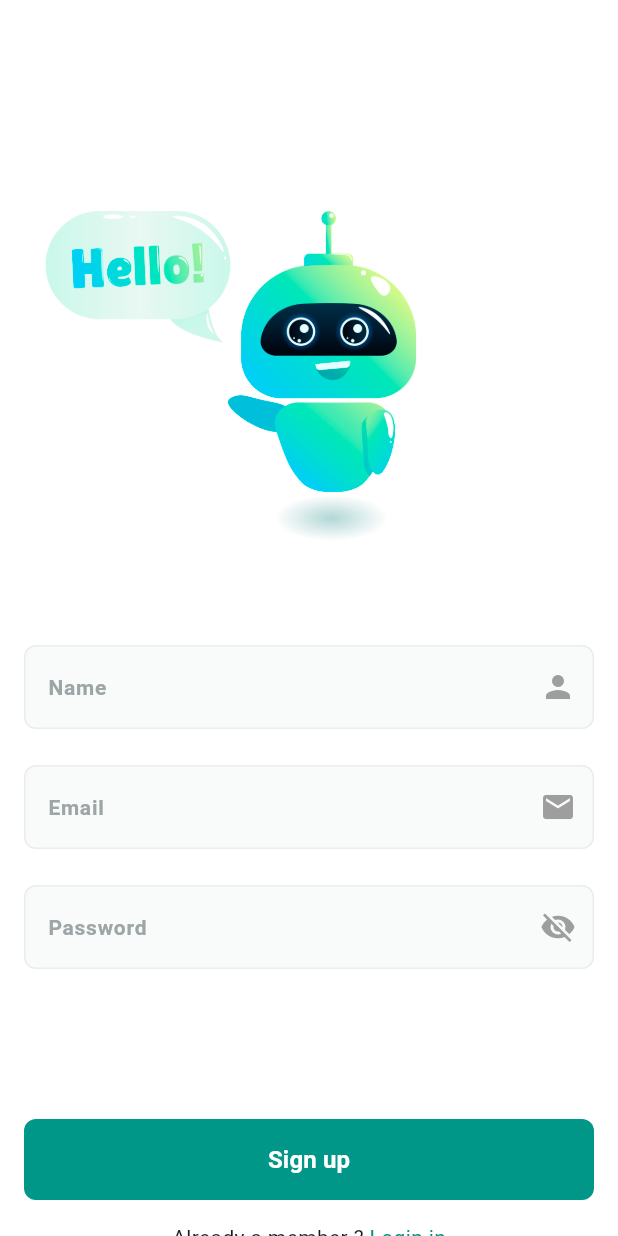
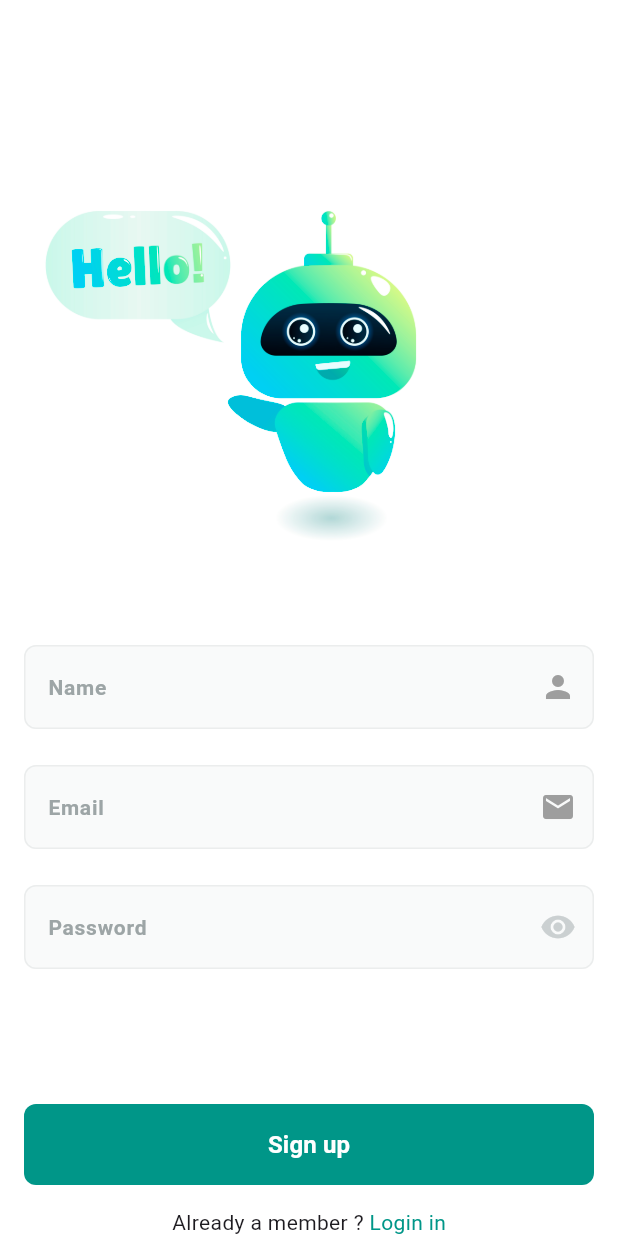
Before and after one commit to IbrahimMahmoudDev/chat_ai, a Flutter app: the SignupView screen opened by its route, on a phone screen of 412 x 824 dp. Run offline on Flutter 3.47's test engine with Material 3 defaults, Android fonts, the phone set to English and light mode, and no system bars; our stand-ins replace dartz, firebase_auth, firebase_core, flutter_bloc, shared_preferences; accounts and stored records are empty; Roboto replaces fonts that are missing (Cairo).

```diff
--- /dev/null
+++ b/lib/features/authiciation/presentation/views/widgets/custom_password_field.dart
@@ -0,0 +1,34 @@
+import 'package:flutter/material.dart';
+
+import 'custom_text_form_filed.dart';
+
+class PasswordField extends StatefulWidget {
+  const PasswordField({super.key, this.onSaved});
+  final void Function(String?)? onSaved;
+
+  @override
+  State<PasswordField> createState() => _PasswordFieldState();
+}
+
+class _PasswordFieldState extends State<PasswordField> {
+  bool obscureText = true;
+  @override
+  Widget build(BuildContext context) {
+    return CustomTextFormFiled(
+      obscureText: obscureText,
+      onSaved: widget.onSaved,
+      textInputType: TextInputType.visiblePassword,
+      hintText: 'Password',
+      iconSuffix: GestureDetector(
+        onTap: () {
+          setState(() {
+            obscureText = !obscureText;
+          });
+        },
+        child: obscureText
+            ? Icon(Icons.visibility, color: Color(0xFFCBD0D1))
+            : Icon(Icons.visibility_off, color: Color(0xFFCBD0D1)),
+      ),
+    );
+  }
+}
--- a/lib/features/authiciation/presentation/views/widgets/signup_view_body.dart
+++ b/lib/features/authiciation/presentation/views/widgets/signup_view_body.dart
@@ -2,6 +2,7 @@ import 'package:flutter/material.dart';
 import '../../../../../core/utils/app_style_text.dart';
 import '../../../../../core/widgets/custom_button.dart';
 import '../../../../../generated/assets.dart';
+import 'custom_password_field.dart';
 import 'custom_text_form_filed.dart';
 
 class SignupViewBody extends StatefulWidget {
@@ -45,17 +46,25 @@ class _SignupViewBodyState extends State<SignupViewBody> {
                 hintText: 'Email',
               ),
               SizedBox(height: 24),
-              CustomTextFormFiled(
+              PasswordField(
                 onSaved: (value) {
                   password = value;
                 },
-                iconSuffix: Icon(Icons.visibility_off, color: Colors.grey),
-                textInputType: TextInputType.visiblePassword,
-                hintText: 'Password',
+
               ),
 
-              SizedBox(height: 100),
-              CustomButton(text: 'Sign up'),
+              SizedBox(height: 90),
+              CustomButton(
+                onPressed: () {
+                  if (formKey.currentState!.validate()) {
+                    formKey.currentState!.save();
+                  } else {
+                    autoValidateMode = AutovalidateMode.always;
+                    setState(() {});
+                  }
+                },
+                text: 'Sign up',
+              ),
 
               SizedBox(height: 15),
               Row(
--- a/pubspec.yaml
+++ b/pubspec.yaml
@@ -38,6 +38,7 @@ dependencies:
   firebase_core: ^4.2.1
   dartz: ^0.10.1
   shared_preferences: ^2.5.3
+  flutter_bloc: ^9.1.1
 
 dev_dependencies:
   flutter_test:
```
Also changed, not shown: lib/core/services/firebase_auth_services.dart (+12 -11 lines), lib/features/authiciation/presentation/manager/cubits/signin_cubit/sign_in_cubit.dart (added, +20 -0 lines), lib/features/authiciation/presentation/manager/cubits/signin_cubit/sign_in_state.dart (added, +18 -0 lines), lib/features/authiciation/presentation/manager/cubits/signup_cubit/signup_cubit.dart (added, +30 -0 lines), lib/features/authiciation/presentation/manager/cubits/signup_cubit/signup_state.dart (added, +18 -0 lines), lib/features/authiciation/presentation/views/widgets/login_view_body.dart (+4 -5 lines), pubspec.lock.
